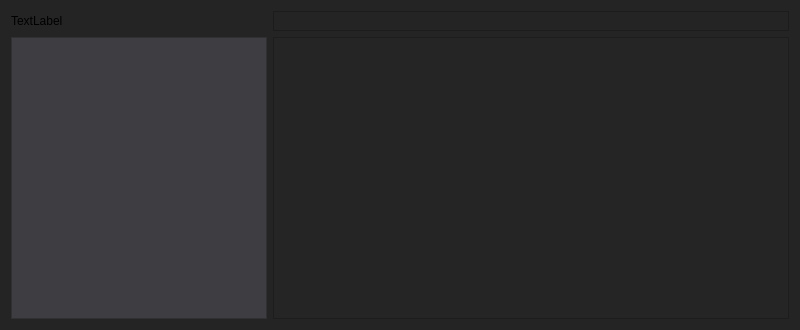
Qt form VideoEditor/TimeLine.ui (zeneksashy/VideoEditor) before a commit.
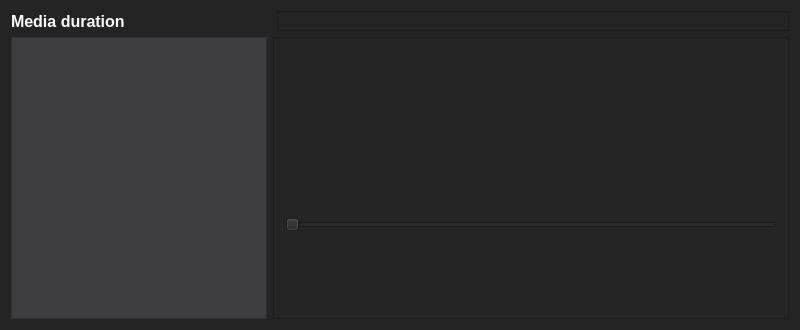
The same form after that commit.

```diff
--- a/VideoEditor/TimeLine.ui
+++ b/VideoEditor/TimeLine.ui
@@ -36,7 +36,7 @@
    <item>
     <layout class="QHBoxLayout" name="horizontalLayout_2">
      <item>
-      <widget class="QLabel" name="label">
+      <widget class="QLabel" name="timeLabel">
        <property name="sizePolicy">
         <sizepolicy hsizetype="Fixed" vsizetype="Preferred">
          <horstretch>0</horstretch>
@@ -49,8 +49,22 @@
          <height>0</height>
         </size>
        </property>
+       <property name="font">
+        <font>
+         <pointsize>12</pointsize>
+         <weight>75</weight>
+         <bold>true</bold>
+        </font>
+       </property>
+       <property name="styleSheet">
+        <string notr="true">QLabel
+{
+color: white;
+
+}</string>
+       </property>
        <property name="text">
-        <string>TextLabel</string>
+        <string>Media duration</string>
        </property>
       </widget>
      </item>
@@ -281,6 +295,25 @@
 }</string>
         </property>
         <layout class="QVBoxLayout" name="verticalLayout_2">
+         <item>
+          <widget class="QSlider" name="horizontalSlider">
+           <property name="styleSheet">
+            <string notr="true">QSlider::groove:horizontal {
+
+    height: 0px; /* the groove expands to the size of the slider by default. by giving it a height, it has a fixed size */
+    background: qlineargradient(x1:0, y1:0, x2:0, y2:1, stop:0 #B1B1B1, stop:1 #c4c4c4);
+    margin: 2px 0;
+}
+QSlider::handle:horizontal {
+    background: rgb(255, 170, 0);
+    width:15px;
+}</string>
+           </property>
+           <property name="orientation">
+            <enum>Qt::Horizontal</enum>
+           </property>
+          </widget>
+         </item>
          <item>
           <layout class="QVBoxLayout" name="timeline">
            <property name="spacing">
@@ -294,6 +327,13 @@
            </property>
           </layout>
          </item>
+         <item>
+          <widget class="QSlider" name="horizontalSlider_2">
+           <property name="orientation">
+            <enum>Qt::Horizontal</enum>
+           </property>
+          </widget>
+         </item>
         </layout>
        </widget>
       </widget>
```
